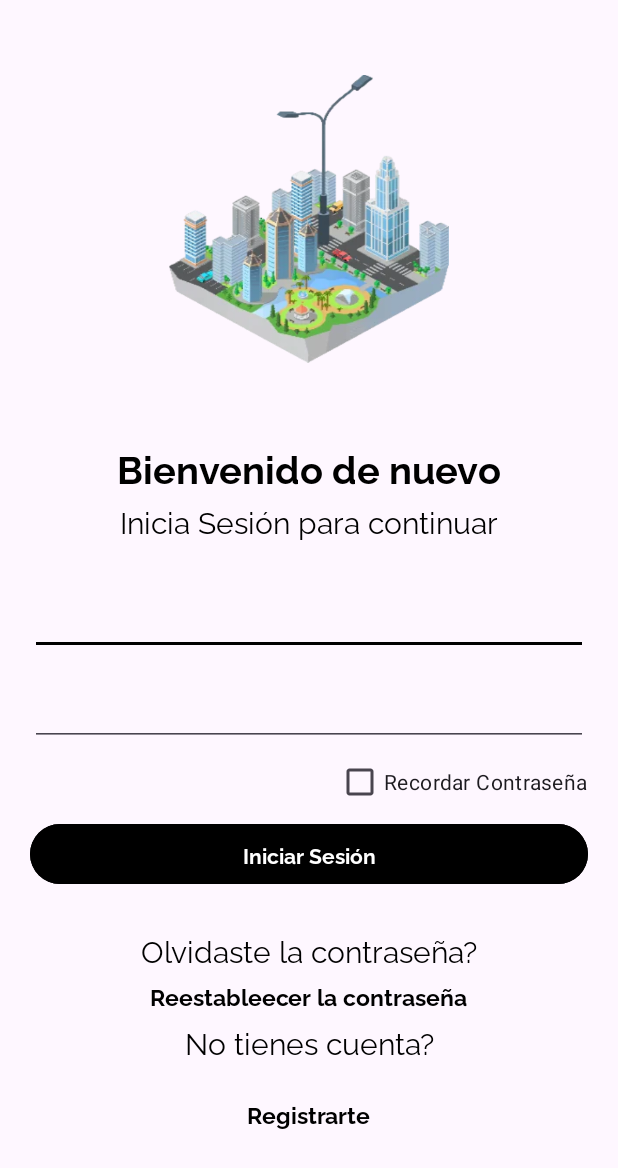
After one commit to EcoCityGti/IoT_Farola_, an Android app: the LoginCorreo screen opened directly, with no data from a screen before it, on a phone screen of 412 x 824 dp. The commit adds this screen. Shown: the top 1168 px of the screen. Run offline under Robolectric (Android 15) with nearby library versions, the phone set to English and light mode, and no system bars; our stand-ins replace Firebase (no records; nobody signed in at launch, a user with empty details on screens opened directly); libraries missing offline, so code that uses them is left out: com.facebook, com.facebook.appevents, com.firebase.ui.

Commit message:
Inicio_Correo_Personalizado_v1.4

```diff
--- a/app/src/main/AndroidManifest.xml
+++ b/app/src/main/AndroidManifest.xml
@@ -31,7 +31,7 @@
             android:name=".AppActivity">
             <!-- Otras configuraciones de la actividad -->
         </activity>
-        <activity android:name=".cuenta">
+        <activity android:name=".LoginCorreo">
 
         </activity>
 
--- a/app/src/main/java/com/example/iot_farola/LoginActivity.java
+++ b/app/src/main/java/com/example/iot_farola/LoginActivity.java
@@ -104,7 +104,9 @@ public class LoginActivity extends AppCompatActivity {
         btnSignInWithEmail.setOnClickListener(new View.OnClickListener() {
             @Override
             public void onClick(View v) {
-                List<AuthUI.IdpConfig> providers = Arrays.asList(
+                Intent i = new Intent(getApplicationContext(),LoginCorreo.class);
+                startActivity(i);
+                /*List<AuthUI.IdpConfig> providers = Arrays.asList(
                         new AuthUI.IdpConfig.EmailBuilder().build()
                 );
 
@@ -116,7 +118,7 @@ public class LoginActivity extends AppCompatActivity {
                                 //.setTheme(R.style.CustomFirebaseUI) // Establece el tema personalizado
                                 .build(),
                         RC_SIGN_IN
-                );
+                );*/
             }
         });
         btnSignInWithFacebook.setOnClickListener(new View.OnClickListener() {
--- /dev/null
+++ b/app/src/main/java/com/example/iot_farola/LoginCorreo.java
@@ -0,0 +1,12 @@
+package com.example.iot_farola;
+
+import android.os.Bundle;
+
+import androidx.appcompat.app.AppCompatActivity;
+
+public class LoginCorreo extends AppCompatActivity {
+    @Override protected void onCreate(Bundle savedInstanceState) {
+        super.onCreate(savedInstanceState);
+        setContentView(R.layout.login_correo);
+    }
+}
--- /dev/null
+++ b/app/src/main/res/layout/login_correo.xml
@@ -0,0 +1,131 @@
+<?xml version="1.0" encoding="utf-8"?>
+<androidx.constraintlayout.widget.ConstraintLayout xmlns:android="http://schemas.android.com/apk/res/android"
+    xmlns:app="http://schemas.android.com/apk/res-auto"
+    xmlns:tools="http://schemas.android.com/tools"
+    android:layout_width="match_parent"
+    android:layout_height="match_parent">
+
+    <ImageView
+        android:id="@+id/imageView"
+        android:layout_width="224dp"
+        android:layout_height="192dp"
+        android:layout_marginTop="50dp"
+        app:layout_constraintEnd_toEndOf="parent"
+        app:layout_constraintStart_toStartOf="parent"
+        app:layout_constraintTop_toTopOf="parent"
+        app:srcCompat="@drawable/imagelanding" />
+
+    <TextView
+        android:id="@+id/textView11"
+        style="@style/titulo"
+        android:layout_width="wrap_content"
+        android:layout_height="wrap_content"
+        android:layout_marginTop="51dp"
+        android:text="Bienvenido de nuevo"
+        app:layout_constraintEnd_toEndOf="parent"
+        app:layout_constraintStart_toStartOf="parent"
+        app:layout_constraintTop_toBottomOf="@+id/imageView" />
+
+    <TextView
+        android:id="@+id/textView12"
+        style="@style/etiquetas"
+        android:layout_width="wrap_content"
+        android:layout_height="wrap_content"
+        android:layout_marginTop="4dp"
+        android:text="Inicia Sesión para continuar"
+        app:layout_constraintEnd_toEndOf="parent"
+        app:layout_constraintStart_toStartOf="parent"
+        app:layout_constraintTop_toBottomOf="@+id/textView11" />
+
+    <EditText
+        android:id="@+id/corr"
+        android:layout_width="0dp"
+        android:layout_height="wrap_content"
+        android:layout_marginStart="20dp"
+        android:layout_marginTop="30dp"
+        android:layout_marginEnd="20dp"
+        android:ems="10"
+        android:inputType="textEmailAddress"
+        app:layout_constraintEnd_toEndOf="parent"
+        app:layout_constraintStart_toStartOf="parent"
+        app:layout_constraintTop_toBottomOf="@+id/textView12" />
+
+    <EditText
+        android:id="@+id/password"
+        android:layout_width="0dp"
+        android:layout_height="wrap_content"
+        android:layout_marginStart="20dp"
+        android:layout_marginTop="15dp"
+        android:layout_marginEnd="20dp"
+        android:ems="10"
+        android:inputType="textPassword"
+        app:layout_constraintEnd_toEndOf="parent"
+        app:layout_constraintStart_toStartOf="parent"
+        app:layout_constraintTop_toBottomOf="@+id/corr" />
+
+    <CheckBox
+        android:id="@+id/Recordarcontr"
+        android:layout_width="wrap_content"
+        android:layout_height="wrap_content"
+        android:layout_marginEnd="20dp"
+        android:text="Recordar Contraseña"
+        app:layout_constraintEnd_toEndOf="parent"
+        app:layout_constraintTop_toBottomOf="@+id/password" />
+
+    <Button
+        android:id="@+id/iniciar_sesion"
+        style="@style/boton"
+        android:layout_width="0dp"
+        android:layout_height="wrap_content"
+        android:layout_marginStart="20dp"
+        android:layout_marginEnd="20dp"
+        android:text="Iniciar Sesión"
+        app:layout_constraintEnd_toEndOf="parent"
+        app:layout_constraintStart_toStartOf="parent"
+        app:layout_constraintTop_toBottomOf="@+id/Recordarcontr" />
+
+    <TextView
+        android:id="@+id/textView13"
+        style="@style/etiquetas"
+        android:layout_width="wrap_content"
+        android:layout_height="wrap_content"
+        android:layout_marginTop="5dp"
+        android:text="No tienes cuenta?"
+        app:layout_constraintEnd_toEndOf="parent"
+        app:layout_constraintStart_toStartOf="parent"
+        app:layout_constraintTop_toBottomOf="@+id/Reestableecer" />
+
+    <TextView
+        android:id="@+id/textView14"
+        style="@style/etiquetas"
+        android:layout_width="wrap_content"
+        android:layout_height="wrap_content"
+        android:layout_marginTop="25dp"
+        android:text="Olvidaste la contraseña?"
+        app:layout_constraintEnd_toEndOf="parent"
+        app:layout_constraintStart_toStartOf="parent"
+        app:layout_constraintTop_toBottomOf="@+id/iniciar_sesion" />
+
+    <TextView
+        android:id="@+id/Reestableecer"
+        style="@style/enlace"
+        android:layout_width="wrap_content"
+        android:layout_height="wrap_content"
+        android:layout_marginTop="5dp"
+        android:text="Reestableecer la contraseña"
+        app:layout_constraintEnd_toEndOf="parent"
+        app:layout_constraintStart_toStartOf="parent"
+        app:layout_constraintTop_toBottomOf="@+id/textView14" />
+
+    <TextView
+        android:id="@+id/Registrarte"
+        style="@style/enlace"
+        android:layout_width="wrap_content"
+        android:layout_height="wrap_content"
+        android:text="Registrarte"
+        app:layout_constraintBottom_toBottomOf="parent"
+        app:layout_constraintEnd_toEndOf="parent"
+        app:layout_constraintStart_toStartOf="parent"
+        app:layout_constraintTop_toBottomOf="@+id/textView13"
+        app:layout_constraintVertical_bias="0.24000001" />
+</androidx.constraintlayout.widget.ConstraintLayout>
--- a/app/src/main/res/values-night/styles.xml
+++ b/app/src/main/res/values-night/styles.xml
@@ -9,6 +9,11 @@
         <item name="android:textColor">@color/white</item>
         <item name="fontFamily">@font/raleway_bold</item>
         <item name="android:textSize">25dp</item>
+    </style>
+    <style name="enlace" parent="Theme.AppCompat.Light">
+        <item name="android:textColor">@color/white</item>
+        <item name="fontFamily">@font/raleway_bold</item>
+        <item name="android:textSize">15dp</item>
     </style>
     <style name="barra" parent="Theme.AppCompat.Light">
         <item name="android:backgroundTint">@color/my_dark_secondary</item>
--- a/app/src/main/res/values/styles.xml
+++ b/app/src/main/res/values/styles.xml
@@ -9,6 +9,11 @@
         <item name="android:textColor">@color/black</item>
         <item name="fontFamily">@font/raleway_bold</item>
         <item name="android:textSize">25dp</item>
+    </style>
+    <style name="enlace" parent="Theme.AppCompat.Light">
+        <item name="android:textColor">@color/black</item>
+        <item name="fontFamily">@font/raleway_bold</item>
+        <item name="android:textSize">15dp</item>
     </style>
     <style name="barra" parent="Theme.AppCompat.Light">
         <item name="android:backgroundTint">@color/black</item>
```
